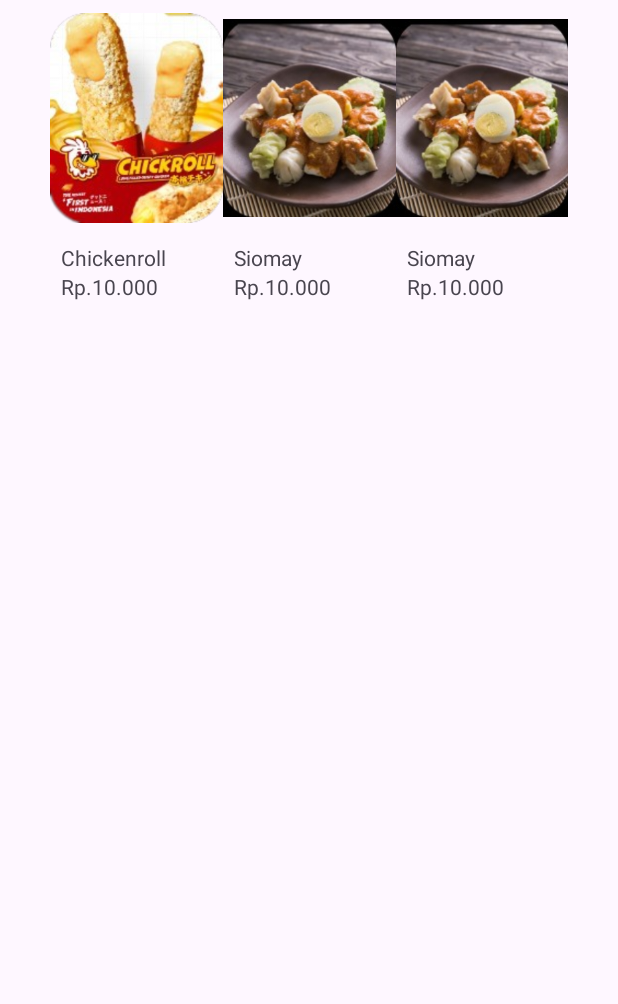
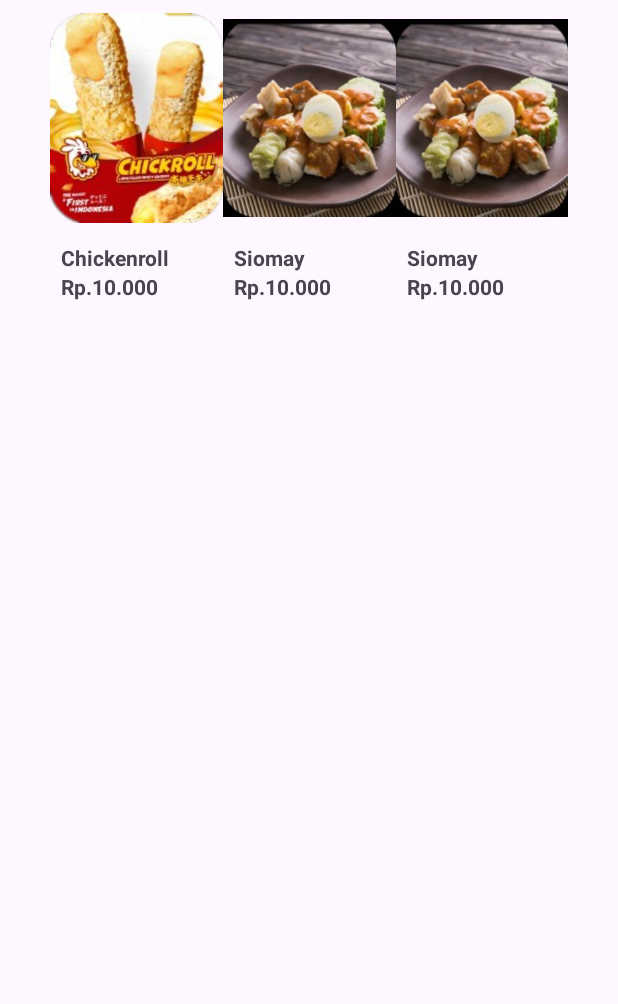
Before and after one commit to RifqiR3/chimoy, an Android app: the kasir_page screen opened directly, with no data from a screen before it, on a phone screen of 412 x 824 dp. Shown: the part 232-1236 px from the top of the screen. Run offline under Robolectric (Android 15) with nearby library versions, the phone set to English and light mode, and no system bars.

Commit message:
Ubah style

```diff
--- a/app/src/main/res/layout/activity_kasir_page.xml
+++ b/app/src/main/res/layout/activity_kasir_page.xml
@@ -47,7 +47,8 @@
                     android:layout_height="wrap_content"
                     android:text="Chickenroll"
                     android:layout_below="@id/makanan1"
-                    android:layout_marginLeft="7dp"/>
+                    android:layout_marginLeft="7dp"
+                    android:textStyle="bold"/>
 
                 <TextView
                     android:id="@+id/hargaMakanan1"
@@ -55,7 +56,8 @@
                     android:layout_height="wrap_content"
                     android:text="Rp.10.000"
                     android:layout_below="@id/namaMakanan1"
-                    android:layout_marginLeft="7dp"/>
+                    android:layout_marginLeft="7dp"
+                    android:textStyle="bold"/>
 
             </RelativeLayout>
 
@@ -77,7 +79,8 @@
                     android:layout_height="wrap_content"
                     android:text="Siomay"
                     android:layout_below="@id/makanan2"
-                    android:layout_marginLeft="7dp"/>
+                    android:layout_marginLeft="7dp"
+                    android:textStyle="bold"/>
 
                 <TextView
                     android:id="@+id/hargaMakanan2"
@@ -85,7 +88,8 @@
                     android:layout_height="wrap_content"
                     android:text="Rp.10.000"
                     android:layout_below="@id/namaMakanan2"
-                    android:layout_marginLeft="7dp"/>
+                    android:layout_marginLeft="7dp"
+                    android:textStyle="bold"/>
 
 
             </RelativeLayout>
@@ -97,29 +101,34 @@
                 android:layout_weight="1">
 
                 <ImageView
-                    android:id="@+id/makanan3"
+                    android:id="@+id/makanan2"
                     android:layout_width="250px"
                     android:layout_height="250px"
                     android:src="@drawable/makanan2"/>
 
                 <TextView
-                    android:id="@+id/namaMakanan3"
+                    android:id="@+id/namaMakanan2"
                     android:layout_width="match_parent"
                     android:layout_height="wrap_content"
                     android:text="Siomay"
-                    android:layout_below="@id/makanan3"
-                    android:layout_marginLeft="7dp"/>
+                    android:layout_below="@id/makanan2"
+                    android:layout_marginLeft="7dp"
+                    android:textStyle="bold"/>
 
                 <TextView
-                    android:id="@+id/hargaMakanan3"
+                    android:id="@+id/hargaMakanan2"
                     android:layout_width="match_parent"
                     android:layout_height="wrap_content"
                     android:text="Rp.10.000"
-                    android:layout_below="@id/namaMakanan3"
-                    android:layout_marginLeft="7dp"/>
+                    android:layout_below="@id/namaMakanan2"
+                    android:layout_marginLeft="7dp"
+                    android:textStyle="bold"/>
 
 
             </RelativeLayout>
+
+
+
 
         </LinearLayout>
 
```
